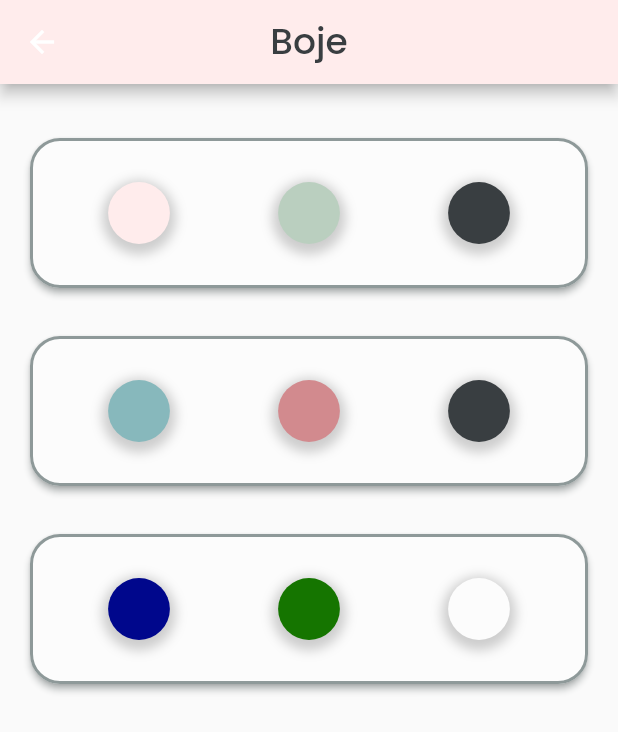
After one commit to rania-w/SDP-AAC, a Flutter app: the AccessibilitySettings screen opened directly, after a tap on "Boje", on a phone screen of 412 x 824 dp. The commit adds this screen. Shown: the top 732 px of the screen. Run offline on Flutter 3.47's test engine with Material 2 defaults, Android fonts, the phone set to English and light mode, and no system bars; our stand-ins replace flutter_tts, hive, hive_flutter, image_picker; accounts and stored records are empty.

Commit message:
page to pick palette -> logic missing

```diff
--- /dev/null
+++ b/lib/components/color_set.dart
@@ -0,0 +1,95 @@
+import 'package:aac/palettes.dart';
+import 'package:flutter/material.dart';
+
+import '../constants.dart';
+
+class ColorSet extends StatefulWidget {
+  final Palette palette;
+
+  const ColorSet({super.key, required this.palette});
+
+  @override
+  State<ColorSet> createState() => _ColorSetState();
+}
+
+class _ColorSetState extends State<ColorSet> {
+  @override
+  Widget build(BuildContext context) {
+    return Container(
+      margin: EdgeInsets.symmetric(vertical: 16),
+      child: ElevatedButton(
+        style: ButtonStyle(
+          shadowColor: MaterialStateProperty.all(grey),
+          backgroundColor: MaterialStateProperty.all(
+            white,
+          ),
+          shape: MaterialStateProperty.all<RoundedRectangleBorder>(
+            RoundedRectangleBorder(
+              borderRadius: BorderRadius.circular(20.0),
+              side: BorderSide(width: 2, color: grey),
+            ),
+          ),
+        ),
+        onPressed: () {
+          // change the palette
+        },
+        child: Row(
+          mainAxisAlignment: MainAxisAlignment.spaceAround,
+          children: [
+            Container(
+              width: MediaQuery.of(context).size.width *
+                  0.1, // Adjust the size as needed
+              height: 100,
+              decoration: BoxDecoration(
+                shape: BoxShape.circle,
+                color: widget.palette.primary,
+                boxShadow: [
+                  BoxShadow(
+                    color: Colors.grey.withOpacity(0.5),
+                    spreadRadius: 4,
+                    blurRadius: 6,
+                    offset: Offset(0, 3), // Adjust the shadow's offset
+                  ),
+                ],
+              ),
+            ),
+            Container(
+              width: MediaQuery.of(context).size.width *
+                  0.1, // Adjust the size as needed
+              height: 100,
+              decoration: BoxDecoration(
+                shape: BoxShape.circle,
+                color: widget.palette.accent,
+                boxShadow: [
+                  BoxShadow(
+                    color: Colors.grey.withOpacity(0.5),
+                    spreadRadius: 4,
+                    blurRadius: 6,
+                    offset: Offset(0, 3), // Adjust the shadow's offset
+                  ),
+                ],
+              ),
+            ),
+            Container(
+              width: MediaQuery.of(context).size.width *
+                  0.1, // Adjust the size as needed
+              height: 100,
+              decoration: BoxDecoration(
+                shape: BoxShape.circle,
+                color: widget.palette.contrast,
+                boxShadow: [
+                  BoxShadow(
+                    color: Colors.grey.withOpacity(0.5),
+                    spreadRadius: 4,
+                    blurRadius: 6,
+                    offset: Offset(0, 3), // Adjust the shadow's offset
+                  ),
+                ],
+              ),
+            ),
+          ],
+        ),
+      ),
+    );
+  }
+}
--- a/lib/constants.dart
+++ b/lib/constants.dart
@@ -1,3 +1,4 @@
+import 'package:aac/palettes.dart';
 import 'package:flutter/material.dart';
 
 const textInputDecoration = InputDecoration(
@@ -17,8 +18,8 @@ const black = Color(0xff393E41);
 const white = Color(0xfffcfcfc);
 const primary = Color(0xffFFECEC);
 const primaryF = Color(0xffDAB9B9);
-const green = Color(0xffC1CCAC);
-const greenF = Color(0xff9EAD7F);
+const green = Color(0xffbacfbf);
+const greenF = Color(0xffa8bcad);
 const grey = Color(0xff8E9999);
 const imageAsset = 'lib/resources/images/frog.jpeg';
 
@@ -41,3 +42,7 @@ const heading = TextStyle(
   fontSize: 24,
   fontFamily: 'Medium',
 );
+
+Palette defaultPalette = Palette();
+Palette bluePalette = Palette().setBlue();
+Palette highContrastPalette = Palette().setHighContrast();
--- /dev/null
+++ b/lib/pages/settings/accessibility/accessibility_settings.dart
@@ -0,0 +1,41 @@
+import 'package:aac/components/search.dart';
+import 'package:aac/components/settings_item.dart';
+import 'package:aac/pages/settings/accessibility/colors.dart';
+import 'package:aac/pages/settings/accessibility/voice.dart';
+import 'package:flutter/material.dart';
+
+class AccessibilitySettings extends StatefulWidget {
+  const AccessibilitySettings({super.key});
+
+  @override
+  State<AccessibilitySettings> createState() => _AccessibilitySettingsState();
+}
+
+class _AccessibilitySettingsState extends State<AccessibilitySettings> {
+  @override
+  Widget build(BuildContext context) {
+    return Scaffold(
+      body: ListView(
+        children: [
+          const Search(),
+          SettingsItem(
+            name: "Boje",
+            onPressed: () {
+              Navigator.of(context).push(
+                  MaterialPageRoute(builder: (context) => ColorsSettings()));
+              debugPrint("doživljavam te");
+            },
+          ),
+          SettingsItem(
+            name: "Zvuk",
+            onPressed: () {
+              Navigator.of(context).push(
+                  MaterialPageRoute(builder: (context) => VoiceSettings()));
+            },
+          ),
+        ],
+      ),
+    );
+    ;
+  }
+}
--- /dev/null
+++ b/lib/pages/settings/accessibility/colors.dart
@@ -0,0 +1,37 @@
+import 'package:aac/components/color_set.dart';
+import 'package:aac/constants.dart';
+import 'package:aac/palettes.dart';
+import 'package:flutter/material.dart';
+
+class ColorsSettings extends StatefulWidget {
+  const ColorsSettings({super.key});
+
+  @override
+  State<ColorsSettings> createState() => _ColorsSettingsState();
+}
+
+class _ColorsSettingsState extends State<ColorsSettings> {
+  @override
+  Widget build(BuildContext context) {
+    return Scaffold(
+      appBar: AppBar(
+        centerTitle: true,
+        backgroundColor: Palette().primary,
+        title: Text(
+          "Boje",
+          style: heading,
+        ),
+      ),
+      body: Padding(
+        padding: EdgeInsets.all(20),
+        child: Column(
+          children: [
+            ColorSet(palette: defaultPalette),
+            ColorSet(palette: bluePalette),
+            ColorSet(palette: highContrastPalette),
+          ],
+        ),
+      ),
+    );
+  }
+}
--- /dev/null
+++ b/lib/palettes.dart
@@ -0,0 +1,26 @@
+import 'package:flutter/material.dart';
+
+class Palette {
+  Color primary = Color(0xffFFECEC);
+  Color primaryFocus = Color(0xffDAB9B9);
+  Color accent = Color(0xffbacfbf);
+  Color accentFocus = Color(0xffa8bcad);
+  Color contrast = Color(0xff393E41);
+
+  Palette setBlue() {
+    this.primary = Color(0xff87B8BC);
+    this.primaryFocus = Color(0xff75a6aa);
+    this.accent = Color(0xffD28A8E);
+    this.accentFocus = Color(0xffbb757a);
+    return this;
+  }
+
+  Palette setHighContrast() {
+    this.primary = Color(0xff00078C);
+    this.primaryFocus = Color(0xff000862);
+    this.accent = Color(0xff157500);
+    this.accentFocus = Color(0xff044e05);
+    this.contrast = Color(0xfffcfcfc);
+    return this;
+  }
+}
```
Also changed, not shown: lib/pages/settings.dart (+8 -4 lines), lib/pages/settings/accessibility/voice.dart (added, +56 -0 lines), lib/app_theme.dart (added).
